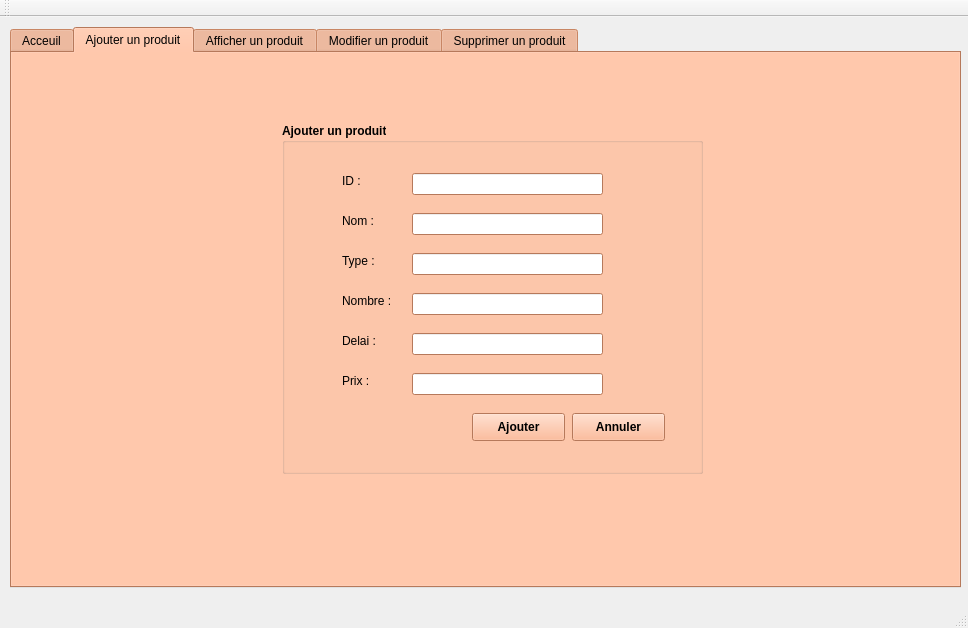
The window that mainwindow.ui (anwar448/projet_cpp_2A) describes before a commit, drawn with Qt 5.
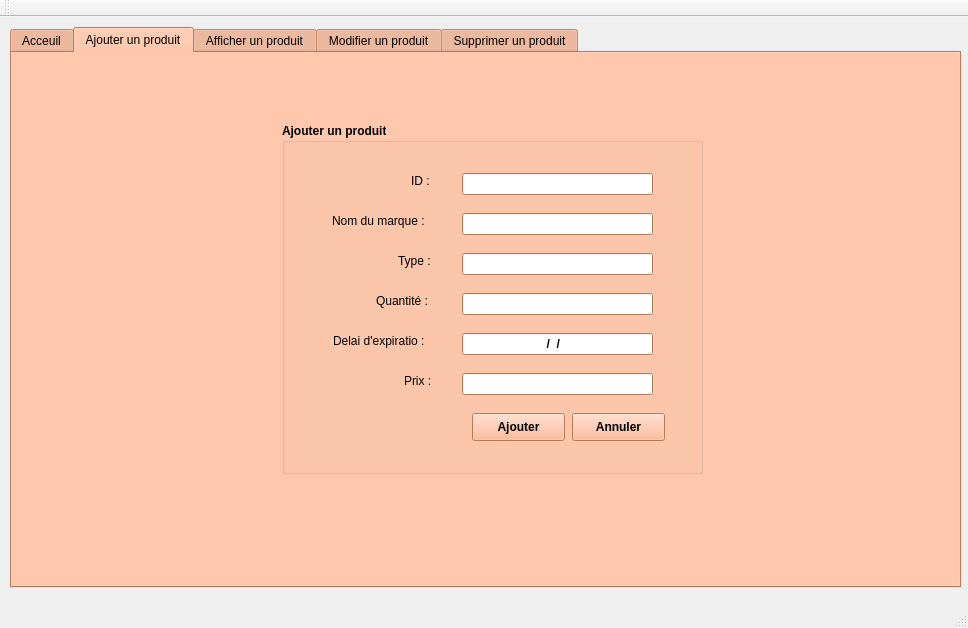
The same window after the commit.

```diff
--- a/mainwindow.ui
+++ b/mainwindow.ui
@@ -1093,124 +1093,10 @@
       <property name="title">
        <string>Ajouter un produit</string>
       </property>
-      <widget class="QLabel" name="label_7">
-       <property name="geometry">
-        <rect>
-         <x>60</x>
-         <y>50</y>
-         <width>56</width>
-         <height>16</height>
-        </rect>
-       </property>
-       <property name="font">
-        <font>
-         <weight>50</weight>
-         <bold>false</bold>
-        </font>
-       </property>
-       <property name="text">
-        <string>ID :</string>
-       </property>
-      </widget>
-      <widget class="QLabel" name="label_8">
-       <property name="geometry">
-        <rect>
-         <x>60</x>
-         <y>90</y>
-         <width>56</width>
-         <height>16</height>
-        </rect>
-       </property>
-       <property name="font">
-        <font>
-         <weight>50</weight>
-         <bold>false</bold>
-        </font>
-       </property>
-       <property name="text">
-        <string>Nom :</string>
-       </property>
-      </widget>
-      <widget class="QLabel" name="label_9">
-       <property name="geometry">
-        <rect>
-         <x>60</x>
-         <y>130</y>
-         <width>56</width>
-         <height>16</height>
-        </rect>
-       </property>
-       <property name="font">
-        <font>
-         <weight>50</weight>
-         <bold>false</bold>
-        </font>
-       </property>
-       <property name="text">
-        <string>Type :</string>
-       </property>
-      </widget>
-      <widget class="QLabel" name="label_10">
-       <property name="geometry">
-        <rect>
-         <x>60</x>
-         <y>170</y>
-         <width>56</width>
-         <height>16</height>
-        </rect>
-       </property>
-       <property name="font">
-        <font>
-         <weight>50</weight>
-         <bold>false</bold>
-        </font>
-       </property>
-       <property name="text">
-        <string>Nombre :</string>
-       </property>
-      </widget>
-      <widget class="QLabel" name="label_11">
-       <property name="geometry">
-        <rect>
-         <x>60</x>
-         <y>210</y>
-         <width>56</width>
-         <height>16</height>
-        </rect>
-       </property>
-       <property name="font">
-        <font>
-         <weight>50</weight>
-         <bold>false</bold>
-        </font>
-       </property>
-       <property name="text">
-        <string>Delai :</string>
-       </property>
-      </widget>
-      <widget class="QLabel" name="label_12">
-       <property name="geometry">
-        <rect>
-         <x>60</x>
-         <y>250</y>
-         <width>56</width>
-         <height>16</height>
-        </rect>
-       </property>
-       <property name="font">
-        <font>
-         <weight>50</weight>
-         <bold>false</bold>
-        </font>
-       </property>
-       <property name="text">
-        <string>Prix :</string>
-       </property>
-      </widget>
       <widget class="QLineEdit" name="le_ID">
        <property name="geometry">
         <rect>
-         <x>130</x>
+         <x>180</x>
          <y>50</y>
          <width>191</width>
          <height>22</height>
@@ -1220,7 +1106,7 @@
       <widget class="QLineEdit" name="le_Type">
        <property name="geometry">
         <rect>
-         <x>130</x>
+         <x>180</x>
          <y>130</y>
          <width>191</width>
          <height>22</height>
@@ -1230,17 +1116,46 @@
       <widget class="QLineEdit" name="le_Nom">
        <property name="geometry">
         <rect>
-         <x>130</x>
+         <x>180</x>
          <y>90</y>
          <width>191</width>
          <height>22</height>
         </rect>
        </property>
+       <property name="font">
+        <font>
+         <family>MS Shell Dlg 2</family>
+        </font>
+       </property>
+       <property name="contextMenuPolicy">
+        <enum>Qt::DefaultContextMenu</enum>
+       </property>
+       <property name="layoutDirection">
+        <enum>Qt::LeftToRight</enum>
+       </property>
+       <property name="inputMethodHints">
+        <set>Qt::ImhNone</set>
+       </property>
+       <property name="inputMask">
+        <string/>
+       </property>
+       <property name="maxLength">
+        <number>32767</number>
+       </property>
+       <property name="dragEnabled">
+        <bool>false</bool>
+       </property>
+       <property name="cursorMoveStyle">
+        <enum>Qt::VisualMoveStyle</enum>
+       </property>
+       <property name="clearButtonEnabled">
+        <bool>false</bool>
+       </property>
       </widget>
       <widget class="QLineEdit" name="le_Prix">
        <property name="geometry">
         <rect>
-         <x>130</x>
+         <x>180</x>
          <y>250</y>
          <width>191</width>
          <height>22</height>
@@ -1276,17 +1191,23 @@
       <widget class="QLineEdit" name="le_Delai">
        <property name="geometry">
         <rect>
-         <x>130</x>
+         <x>180</x>
          <y>210</y>
          <width>191</width>
          <height>22</height>
         </rect>
        </property>
+       <property name="inputMask">
+        <string>00/00/0000</string>
+       </property>
+       <property name="alignment">
+        <set>Qt::AlignCenter</set>
+       </property>
       </widget>
       <widget class="QLineEdit" name="le_Nombre">
        <property name="geometry">
         <rect>
-         <x>130</x>
+         <x>180</x>
          <y>170</y>
          <width>191</width>
          <height>22</height>
@@ -1296,6 +1217,120 @@
         <string/>
        </property>
       </widget>
+      <widget class="QLabel" name="label_26">
+       <property name="geometry">
+        <rect>
+         <x>129</x>
+         <y>50</y>
+         <width>31</width>
+         <height>16</height>
+        </rect>
+       </property>
+       <property name="font">
+        <font>
+         <weight>50</weight>
+         <bold>false</bold>
+        </font>
+       </property>
+       <property name="text">
+        <string>ID :</string>
+       </property>
+      </widget>
+      <widget class="QLabel" name="label_31">
+       <property name="geometry">
+        <rect>
+         <x>122</x>
+         <y>250</y>
+         <width>31</width>
+         <height>16</height>
+        </rect>
+       </property>
+       <property name="font">
+        <font>
+         <weight>50</weight>
+         <bold>false</bold>
+        </font>
+       </property>
+       <property name="text">
+        <string>Prix :</string>
+       </property>
+      </widget>
+      <widget class="QLabel" name="label_30">
+       <property name="geometry">
+        <rect>
+         <x>51</x>
+         <y>210</y>
+         <width>111</width>
+         <height>16</height>
+        </rect>
+       </property>
+       <property name="font">
+        <font>
+         <weight>50</weight>
+         <bold>false</bold>
+        </font>
+       </property>
+       <property name="text">
+        <string>Delai d'expiratio :</string>
+       </property>
+      </widget>
+      <widget class="QLabel" name="label_27">
+       <property name="geometry">
+        <rect>
+         <x>50</x>
+         <y>90</y>
+         <width>111</width>
+         <height>16</height>
+        </rect>
+       </property>
+       <property name="font">
+        <font>
+         <weight>50</weight>
+         <bold>false</bold>
+        </font>
+       </property>
+       <property name="text">
+        <string>Nom du marque :</string>
+       </property>
+      </widget>
+      <widget class="QLabel" name="label_29">
+       <property name="geometry">
+        <rect>
+         <x>94</x>
+         <y>170</y>
+         <width>56</width>
+         <height>16</height>
+        </rect>
+       </property>
+       <property name="font">
+        <font>
+         <weight>50</weight>
+         <bold>false</bold>
+        </font>
+       </property>
+       <property name="text">
+        <string>Quantité :</string>
+       </property>
+      </widget>
+      <widget class="QLabel" name="label_28">
+       <property name="geometry">
+        <rect>
+         <x>116</x>
+         <y>130</y>
+         <width>40</width>
+         <height>16</height>
+        </rect>
+       </property>
+       <property name="font">
+        <font>
+         <weight>50</weight>
+         <bold>false</bold>
+        </font>
+       </property>
+       <property name="text">
+        <string>Type :</string>
+       </property>
+      </widget>
      </widget>
     </widget>
     <widget class="QWidget" name="tab_5">
```
Left out of the diff: 198 changed lines with no effect on the pictures.
